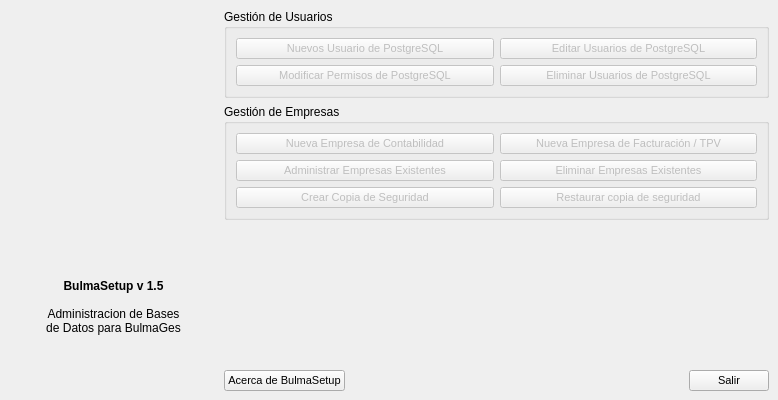
This is bulmages/bulmasetup/bulmasetupbase.ui in eboladev/Bulmages-1 as Qt 5 draws it before an edit. The edited form follows.
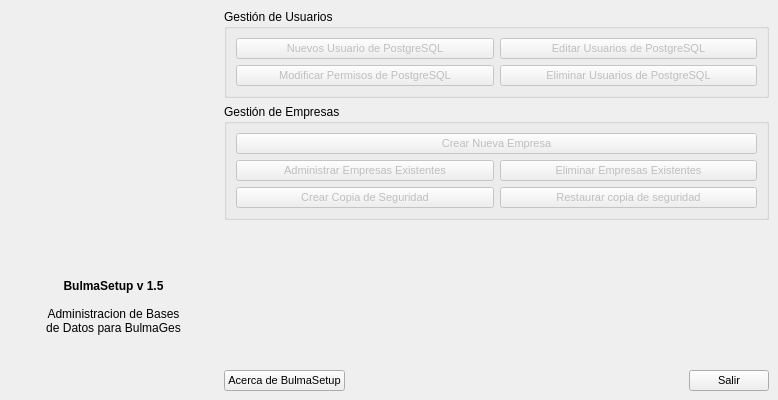
This is the edited form. Icons and pictures are not drawn.

```diff
--- a/bulmages/bulmasetup/bulmasetupbase.ui
+++ b/bulmages/bulmasetup/bulmasetupbase.ui
@@ -215,68 +215,6 @@
          <string>Gestión de Empresas</string>
         </property>
         <layout class="QGridLayout" name="gridLayout">
-         <item row="0" column="0">
-          <widget class="QPushButton" name="mui_crearbulmacont">
-           <property name="enabled">
-            <bool>false</bool>
-           </property>
-           <property name="font">
-            <font>
-             <pointsize>8</pointsize>
-            </font>
-           </property>
-           <property name="focusPolicy">
-            <enum>Qt::NoFocus</enum>
-           </property>
-           <property name="layoutDirection">
-            <enum>Qt::LeftToRight</enum>
-           </property>
-           <property name="text">
-            <string>Nueva Empresa de Contabilidad</string>
-           </property>
-           <property name="icon">
-            <iconset resource="resources.qrc">
-             <normaloff>:/images/iconbulmacont.png</normaloff>:/images/iconbulmacont.png</iconset>
-           </property>
-           <property name="iconSize">
-            <size>
-             <width>38</width>
-             <height>38</height>
-            </size>
-           </property>
-          </widget>
-         </item>
-         <item row="0" column="1">
-          <widget class="QPushButton" name="mui_crearbulmafact">
-           <property name="enabled">
-            <bool>false</bool>
-           </property>
-           <property name="font">
-            <font>
-             <pointsize>8</pointsize>
-            </font>
-           </property>
-           <property name="focusPolicy">
-            <enum>Qt::NoFocus</enum>
-           </property>
-           <property name="layoutDirection">
-            <enum>Qt::LeftToRight</enum>
-           </property>
-           <property name="text">
-            <string>Nueva Empresa de Facturación / TPV</string>
-           </property>
-           <property name="icon">
-            <iconset resource="resources.qrc">
-             <normaloff>:/images/iconbulmafact.png</normaloff>:/images/iconbulmafact.png</iconset>
-           </property>
-           <property name="iconSize">
-            <size>
-             <width>38</width>
-             <height>38</height>
-            </size>
-           </property>
-          </widget>
-         </item>
          <item row="1" column="0">
           <widget class="QPushButton" name="mui_adminempresas">
            <property name="enabled">
@@ -401,6 +339,37 @@
            </property>
           </widget>
          </item>
+         <item row="0" column="0" colspan="2">
+          <widget class="QPushButton" name="mui_crearbulmafact">
+           <property name="enabled">
+            <bool>false</bool>
+           </property>
+           <property name="font">
+            <font>
+             <pointsize>8</pointsize>
+            </font>
+           </property>
+           <property name="focusPolicy">
+            <enum>Qt::NoFocus</enum>
+           </property>
+           <property name="layoutDirection">
+            <enum>Qt::LeftToRight</enum>
+           </property>
+           <property name="text">
+            <string>Crear Nueva Empresa</string>
+           </property>
+           <property name="icon">
+            <iconset resource="resources.qrc">
+             <normaloff>:/images/iconbulmafact.png</normaloff>:/images/iconbulmafact.png</iconset>
+           </property>
+           <property name="iconSize">
+            <size>
+             <width>38</width>
+             <height>38</height>
+            </size>
+           </property>
+          </widget>
+         </item>
         </layout>
        </widget>
       </item>
```
